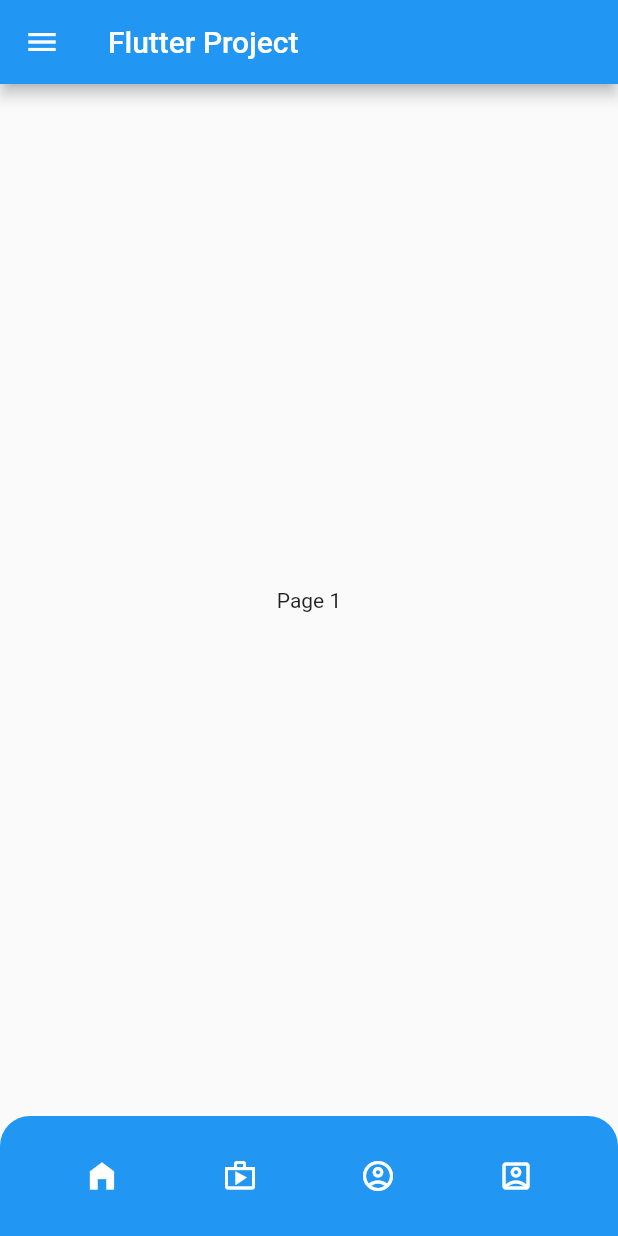
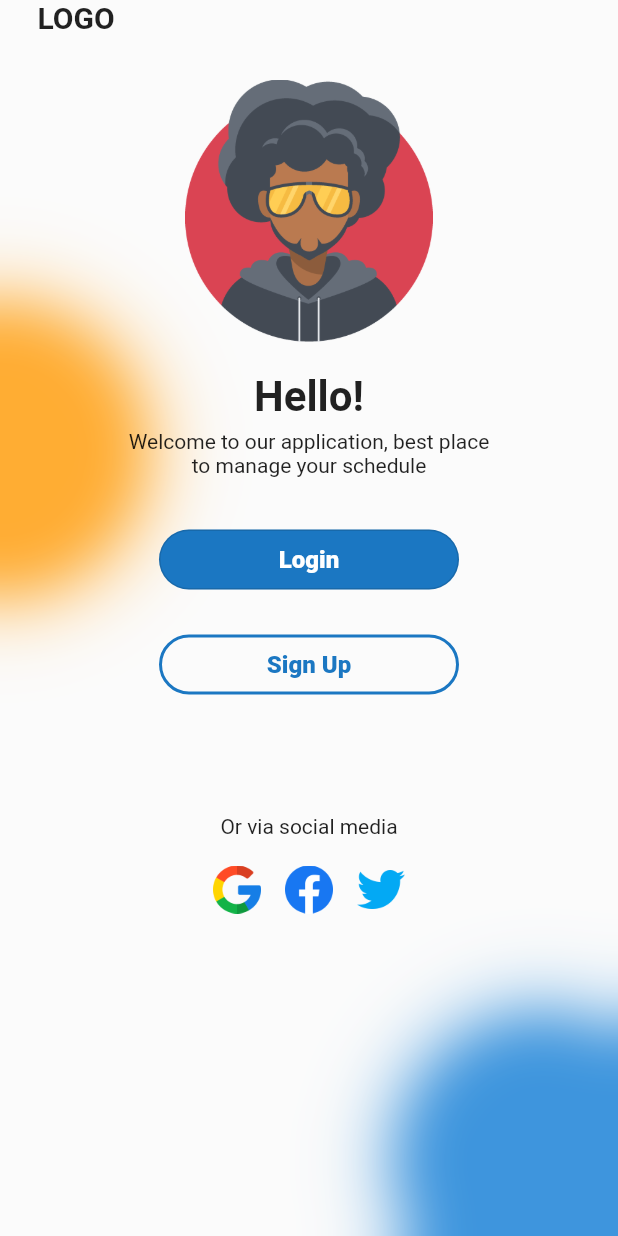
Before and after one commit to parthhbanker/Firebase-Flutter-App, a Flutter app: the screen it shows after launch, on a phone screen of 412 x 824 dp. Run offline on Flutter 3.47's test engine with Material 2 defaults, Android fonts, the phone set to English and light mode, and no system bars; drawn by our look-alikes of overlay_support; our stand-ins replace firebase_core, firebase_messaging; accounts and stored records are empty.

Commit message:
onboarding signup/login

```diff
--- /dev/null
+++ b/lib/home.dart
@@ -0,0 +1,199 @@
+import 'package:flutter/material.dart';
+
+class HomePage extends StatefulWidget {
+  const HomePage({Key? key}) : super(key: key);
+
+  @override
+  State<HomePage> createState() => _HomePageState();
+}
+
+class _HomePageState extends State<HomePage> {
+  int pageIndex = 0;
+  final pages = [
+    const Page1(),
+    const Page2(),
+    const Page3(),
+    const Page4(),
+  ];
+
+  @override
+  Widget build(BuildContext context) {
+    return Scaffold(
+      appBar: AppBar(
+        title: const Text("Flutter Project"),
+      ),
+      body: pages[pageIndex],
+      drawer: Drawer(
+        child: ListView(
+          padding: EdgeInsets.zero,
+          children: [
+            const DrawerHeader(
+              decoration: BoxDecoration(color: Colors.blue),
+              child: Text(
+                "Account Information",
+                style: TextStyle(
+                  color: Colors.white,
+                  fontSize: 24,
+                  fontWeight: FontWeight.bold,
+                ),
+              ),
+            ),
+            ListTile(
+              title: const Text("Email"),
+              leading: const Icon(Icons.email_rounded),
+              onTap: () {},
+            ),
+            ListTile(
+              title: const Text("Phone Number"),
+              leading: const Icon(Icons.phone),
+              onTap: () {},
+            ),
+            ListTile(
+              title: const Text("Name"),
+              leading: const Icon(Icons.person),
+              onTap: () {},
+            ),
+            ListTile(
+              title: const Text("Address"),
+              leading: const Icon(Icons.location_city),
+              onTap: () {},
+            ),
+            ListTile(
+              title: const Text("Home"),
+              leading: const Icon(Icons.home_filled),
+              onTap: () {
+                Navigator.pop(context);
+              },
+            ),
+          ],
+        ),
+      ),
+      bottomNavigationBar: Container(
+        height: 80,
+        decoration: const BoxDecoration(
+            color: Colors.blue,
+            borderRadius: BorderRadius.only(
+                topLeft: Radius.circular(20.0),
+                topRight: Radius.circular(20.0))),
+        child: Row(
+          mainAxisAlignment: MainAxisAlignment.spaceEvenly,
+          crossAxisAlignment: CrossAxisAlignment.center,
+          children: [
+            IconButton(
+              onPressed: () {
+                setState(() {
+                  pageIndex = 0;
+                });
+              },
+              icon: pageIndex == 0
+                  ? const Icon(
+                      Icons.home_filled,
+                      color: Colors.white,
+                    )
+                  : const Icon(
+                      Icons.home_outlined,
+                      color: Colors.white,
+                    ),
+            ),
+            IconButton(
+              onPressed: () {
+                setState(() {
+                  pageIndex = 1;
+                });
+              },
+              icon: pageIndex == 1
+                  ? const Icon(
+                      Icons.shop,
+                      color: Colors.white,
+                    )
+                  : const Icon(
+                      Icons.shop_outlined,
+                      color: Colors.white,
+                    ),
+            ),
+            IconButton(
+              onPressed: () {
+                setState(() {
+                  pageIndex = 2;
+                });
+              },
+              icon: pageIndex == 2
+                  ? const Icon(
+                      Icons.pentagon,
+                      color: Colors.white,
+                    )
+                  : const Icon(
+                      Icons.pentagon_outlined,
+                      color: Colors.white,
+                    ),
+            ),
+            IconButton(
+              onPressed: () {
+                setState(() {
+                  pageIndex = 3;
+                });
+              },
+              icon: pageIndex == 3
+                  ? const Icon(
+                      Icons.account_circle,
+                      color: Colors.white,
+                    )
+                  : const Icon(
+                      Icons.account_circle_outlined,
+                      color: Colors.white,
+                    ),
+            ),
+          ],
+        ),
+      ),
+    );
+  }
+}
+
+class Page1 extends StatelessWidget {
+  const Page1({Key? key}) : super(key: key);
+
+  @override
+  Widget build(BuildContext context) {
+    return Container(
+      alignment: Alignment.center,
+      child: const Text("Page 1"),
+    );
+  }
+}
+
+class Page2 extends StatelessWidget {
+  const Page2({Key? key}) : super(key: key);
+
+  @override
+  Widget build(BuildContext context) {
+    return Container(
+      alignment: Alignment.center,
+      child: const Text("Page 2"),
+    );
+  }
+}
+
+class Page3 extends StatelessWidget {
+  const Page3({Key? key}) : super(key: key);
+
+  @override
+  Widget build(BuildContext context) {
+    return Container(
+      alignment: Alignment.center,
+      child: const Text("Page 3"),
+    );
+  }
+}
+
+class Page4 extends StatelessWidget {
+  const Page4({Key? key}) : super(key: key);
+
+  @override
+  Widget build(BuildContext context) {
+    return Container(
+      alignment: Alignment.center,
+      child: const Text("Page 4"),
+    );
+  }
+}
--- /dev/null
+++ b/lib/login.dart
@@ -0,0 +1,188 @@
+import 'dart:ui';
+
+import 'package:flutter/material.dart';
+
+class LoginPage extends StatefulWidget {
+  LoginPage({Key? key}) : super(key: key);
+
+  @override
+  State<LoginPage> createState() => _LoginPageState();
+}
+
+class _LoginPageState extends State<LoginPage> {
+  @override
+  Widget build(BuildContext context) {
+    return Scaffold(
+      body: SafeArea(
+        bottom: false,
+        child: Stack(
+          children: [
+            Positioned(
+              bottom: -50,
+              right: -50,
+              child: Container(
+                height: 200,
+                width: 200,
+                decoration: const BoxDecoration(
+                    color: Color.fromARGB(255, 14, 123, 213),
+                    shape: BoxShape.circle,
+                    boxShadow: [
+                      BoxShadow(
+                          color: Color.fromARGB(255, 14, 123, 213),
+                          blurRadius: 15.0,
+                          spreadRadius: 15.0,
+                          blurStyle: BlurStyle.outer)
+                    ]),
+              ),
+            ),
+            Positioned(
+              top: 200,
+              left: -100,
+              child: Container(
+                height: 200,
+                width: 200,
+                decoration: const BoxDecoration(
+                    color: Colors.orange,
+                    shape: BoxShape.circle,
+                    boxShadow: [
+                      BoxShadow(
+                          color: Colors.orange,
+                          blurRadius: 15.0,
+                          spreadRadius: 15.0,
+                          blurStyle: BlurStyle.outer)
+                    ]),
+              ),
+            ),
+            BackdropFilter(
+              filter: ImageFilter.blur(sigmaX: 20, sigmaY: 20),
+              child: Container(
+                decoration: BoxDecoration(
+                  color: Colors.white.withOpacity(0.2),
+                ),
+              ),
+            ),
+            SafeArea(
+              child: Center(
+                child: Column(
+                  mainAxisAlignment: MainAxisAlignment.start,
+                  crossAxisAlignment: CrossAxisAlignment.center,
+                  children: [
+                    Container(
+                      alignment: Alignment.topLeft,
+                      margin: const EdgeInsets.only(left: 25),
+                      child: const Text(
+                        "LOGO",
+                        style: TextStyle(
+                            fontSize: 20, fontWeight: FontWeight.bold),
+                      ),
+                    ),
+                    const SizedBox(
+                      height: 30,
+                    ),
+                    const Image(
+                      image: AssetImage("assets/3.png"),
+                      alignment: Alignment.center,
+                      height: 175,
+                    ),
+                    Container(
+                      padding: const EdgeInsets.only(
+                        top: 20,
+                      ),
+                      child: const Text(
+                        "Hello!",
+                        style: TextStyle(
+                            fontSize: 28, fontWeight: FontWeight.bold),
+                      ),
+                    ),
+                    Container(
+                      padding: EdgeInsets.all(5),
+                      child: const Text(
+                        """Welcome to our application, best place
+to manage your schedule""",
+                        textAlign: TextAlign.center,
+                      ),
+                    ),
+                    Container(
+                      width: 200,
+                      height: 40,
+                      margin: EdgeInsets.all(30),
+                      child: OutlinedButton(
+                        onPressed: () {},
+                        style: OutlinedButton.styleFrom(
+                            backgroundColor:
+                                const Color.fromARGB(255, 27, 119, 194),
+                            shape: RoundedRectangleBorder(
+                                borderRadius: BorderRadius.circular(20),
+                                side: const BorderSide(
+                                    color: Color.fromARGB(255, 27, 119, 194),
+                                    width: 2.0))),
+                        child: const Text(
+                          "Login",
+                          style: TextStyle(
+                              color: Colors.white,
+                              fontWeight: FontWeight.w800,
+                              fontSize: 16),
+                        ),
+                      ),
+                    ),
+                    Container(
+                      width: 200,
+                      height: 40,
+                      child: OutlinedButton(
+                        onPressed: () {},
+                        style: OutlinedButton.styleFrom(
+                            backgroundColor: Colors.transparent,
+                            shape: RoundedRectangleBorder(
+                              borderRadius: BorderRadius.circular(20),
+                            ),
+                            side: const BorderSide(
+                                color: Color.fromARGB(255, 27, 119, 194),
+                                width: 2.0,
+                                style: BorderStyle.solid)),
+                        child: const Text(
+                          "Sign Up",
+                          style: TextStyle(
+                              color: Color.fromARGB(255, 27, 119, 194),
+                              fontWeight: FontWeight.w800,
+                              fontSize: 16),
+                        ),
+                      ),
+                    ),
+                    SizedBox(
+                      height: 70,
+                    ),
+                    Column(
+                      children: [
+                        Container(
+                            padding: EdgeInsets.all(10),
+                            child: Text("Or via social media")),
+                        Row(
+                          mainAxisAlignment: MainAxisAlignment.center,
+                          crossAxisAlignment: CrossAxisAlignment.center,
+                          children: [
+                            IconButton(
+                                onPressed: () {},
+                                icon: Image(
+                                    image: AssetImage("assets/google.png"))),
+                            IconButton(
+                                onPressed: () {},
+                                icon: Image(
+                                    image: AssetImage("assets/facebook.png"))),
+                            IconButton(
+                                onPressed: () {},
+                                icon: Image(
+                                    image: AssetImage("assets/twitter.png"))),
+                          ],
+                        )
+                      ],
+                    )
+                  ],
+                ),
+              ),
+            )
+          ],
+        ),
+      ),
+    );
+  }
+}
--- a/lib/main.dart
+++ b/lib/main.dart
@@ -1,6 +1,14 @@
+import 'package:basic/home.dart';
+import 'package:basic/login.dart';
+import 'package:firebase_core/firebase_core.dart';
+import 'package:firebase_messaging/firebase_messaging.dart';
 import 'package:flutter/material.dart';
+import 'package:overlay_support/overlay_support.dart';
 
-void main() {
+void main() async {
+  WidgetsFlutterBinding.ensureInitialized();
+  await Firebase.initializeApp();
+
   runApp(const MyApp());
 }
 
@@ -9,212 +17,15 @@ class MyApp extends StatelessWidget {
 
   @override
   Widget build(BuildContext context) {
-    return MaterialApp(
-      title: 'Flutter Practice',
-      theme: ThemeData(
-        primarySwatch: Colors.blue,
-      ),
-      home: const MyHomePage(title: 'Flutter Project'),
-    );
-  }
-}
-
-class MyHomePage extends StatefulWidget {
-  const MyHomePage({Key? key, required this.title}) : super(key: key);
-
-  final String title;
-
-  @override
-  State<MyHomePage> createState() => _MyHomePageState();
-}
-
-class _MyHomePageState extends State<MyHomePage> {
-  int pageIndex = 0;
-  final pages = [
-    const Page1(),
-    const Page2(),
-    const Page3(),
-    const Page4(),
-  ];
-
-  @override
-  Widget build(BuildContext context) {
-    return Scaffold(
-      appBar: AppBar(
-        title: Text(widget.title),
-      ),
-      body: pages[pageIndex],
-      drawer: Drawer(
-        child: ListView(
-          padding: EdgeInsets.zero,
-          children: [
-            const DrawerHeader(
-              decoration: BoxDecoration(color: Colors.blue),
-              child: Text(
-                "Account Information",
-                style: TextStyle(
-                  color: Colors.white,
-                  fontSize: 24,
-                  fontWeight: FontWeight.bold,
-                ),
-              ),
-            ),
-            ListTile(
-              title: const Text("Email"),
-              leading: const Icon(Icons.email_rounded),
-              onTap: () {},
-            ),
-            ListTile(
-              title: const Text("Phone Number"),
-              leading: const Icon(Icons.phone),
-              onTap: () {},
-            ),
-            ListTile(
-              title: const Text("Name"),
-              leading: const Icon(Icons.person),
-              onTap: () {},
-            ),
-            ListTile(
-              title: const Text("Address"),
-              leading: const Icon(Icons.location_city),
-              onTap: () {},
-            ),
-            ListTile(
-              title: const Text("Home"),
-              leading: const Icon(Icons.home_filled),
-              onTap: () {
-                Navigator.pop(context);
-              },
-            ),
-          ],
+    return OverlaySupport(
+      child: MaterialApp(
+        title: 'Flutter Practice',
+        theme: ThemeData(
+          primarySwatch: Colors.blue,
         ),
-      ),
-      bottomNavigationBar: Container(
-        height: 80,
-        decoration: const BoxDecoration(
-            color: Colors.blue,
-            borderRadius: BorderRadius.only(
-                topLeft: Radius.circular(20.0),
-                topRight: Radius.circular(20.0))),
-        child: Row(
-          mainAxisAlignment: MainAxisAlignment.spaceEvenly,
-          crossAxisAlignment: CrossAxisAlignment.center,
-          children: [
-            IconButton(
-              onPressed: () {
-                setState(() {
-                  pageIndex = 0;
-                });
-              },
-              icon: pageIndex == 0
-                  ? const Icon(
-                      Icons.home_filled,
-                      color: Colors.white,
-                    )
-                  : const Icon(
-                      Icons.home_outlined,
-                      color: Colors.white,
-                    ),
-            ),
-            IconButton(
-              onPressed: () {
-                setState(() {
-                  pageIndex = 1;
-                });
-              },
-              icon: pageIndex == 1
-                  ? const Icon(
-                      Icons.shop,
-                      color: Colors.white,
-                    )
-                  : const Icon(
-                      Icons.shop_outlined,
-                      color: Colors.white,
-                    ),
-            ),
-            IconButton(
-              onPressed: () {
-                setState(() {
-                  pageIndex = 2;
-                });
-              },
-              icon: pageIndex == 2
-                  ? const Icon(
-                      Icons.account_circle,
-                      color: Colors.white,
-                    )
-                  : const Icon(
-                      Icons.account_circle_outlined,
-                      color: Colors.white,
-                    ),
-            ),
-            IconButton(
-              onPressed: () {
-                setState(() {
-                  pageIndex = 3;
-                });
-              },
-              icon: pageIndex == 3
-                  ? const Icon(
-                      Icons.account_box_rounded,
-                      color: Colors.white,
-                    )
-                  : const Icon(
-                      Icons.account_box_outlined,
-                      color: Colors.white,
-                    ),
-            ),
-          ],
-        ),
+        home: LoginPage(),
+        debugShowCheckedModeBanner: false,
       ),
     );
   }
 }
-
-class Page1 extends StatelessWidget {
-  const Page1({Key? key}) : super(key: key);
-
-  @override
-  Widget build(BuildContext context) {
-    return Container(
-      alignment: Alignment.center,
-      child: const Text("Page 1"),
-    );
-  }
-}
-
-class Page2 extends StatelessWidget {
-  const Page2({Key? key}) : super(key: key);
-
-  @override
-  Widget build(BuildContext context) {
-    return Container(
-      alignment: Alignment.center,
-      child: const Text("Page 2"),
-    );
-  }
-}
-
-class Page3 extends StatelessWidget {
-  const Page3({Key? key}) : super(key: key);
-
-  @override
-  Widget build(BuildContext context) {
-    return Container(
-      alignment: Alignment.center,
-      child: const Text("Page 3"),
-    );
-  }
-}
-
-class Page4 extends StatelessWidget {
-  const Page4({Key? key}) : super(key: key);
-
-  @override
-  Widget build(BuildContext context) {
-    return Container(
-      alignment: Alignment.center,
-      child: const Text("Page 4"),
-    );
-  }
-}
--- a/pubspec.yaml
+++ b/pubspec.yaml
@@ -34,6 +34,9 @@ dependencies:
   # The following adds the Cupertino Icons font to your application.
   # Use with the CupertinoIcons class for iOS style icons.
   cupertino_icons: ^1.0.2
+  firebase_core: ^1.18.0
+  firebase_messaging: ^11.4.2
+  overlay_support: ^2.0.1
 
 dev_dependencies:
   flutter_test:
@@ -58,6 +61,8 @@ flutter:
   uses-material-design: true
 
   # To add assets to your application, add an assets section, like this:
+  assets:
+    - assets/
   # assets:
   #   - images/a_dot_burr.jpeg
   #   - images/a_dot_ham.jpeg
```
Also changed, not shown: assets/1.jpg (added), assets/2.jpg (added), assets/3.png (added), assets/4.png (added), assets/5.png (added), assets/calendar.png (added), assets/facebook.png (added), assets/google.png (added), assets/login-2.png (added), assets/login.png (added), assets/man-user.png (added), assets/password.png (added), assets/schedule.png (added), assets/twitter.png (added), 2 more files, 15 other files.
